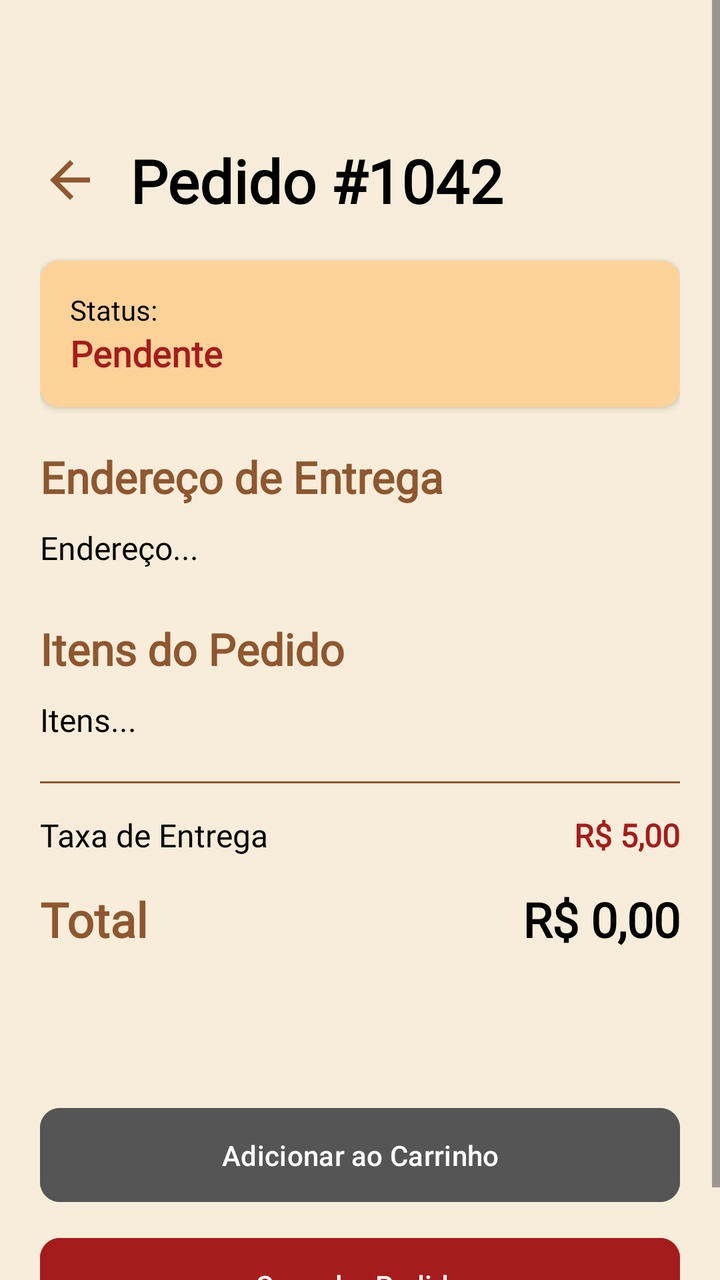
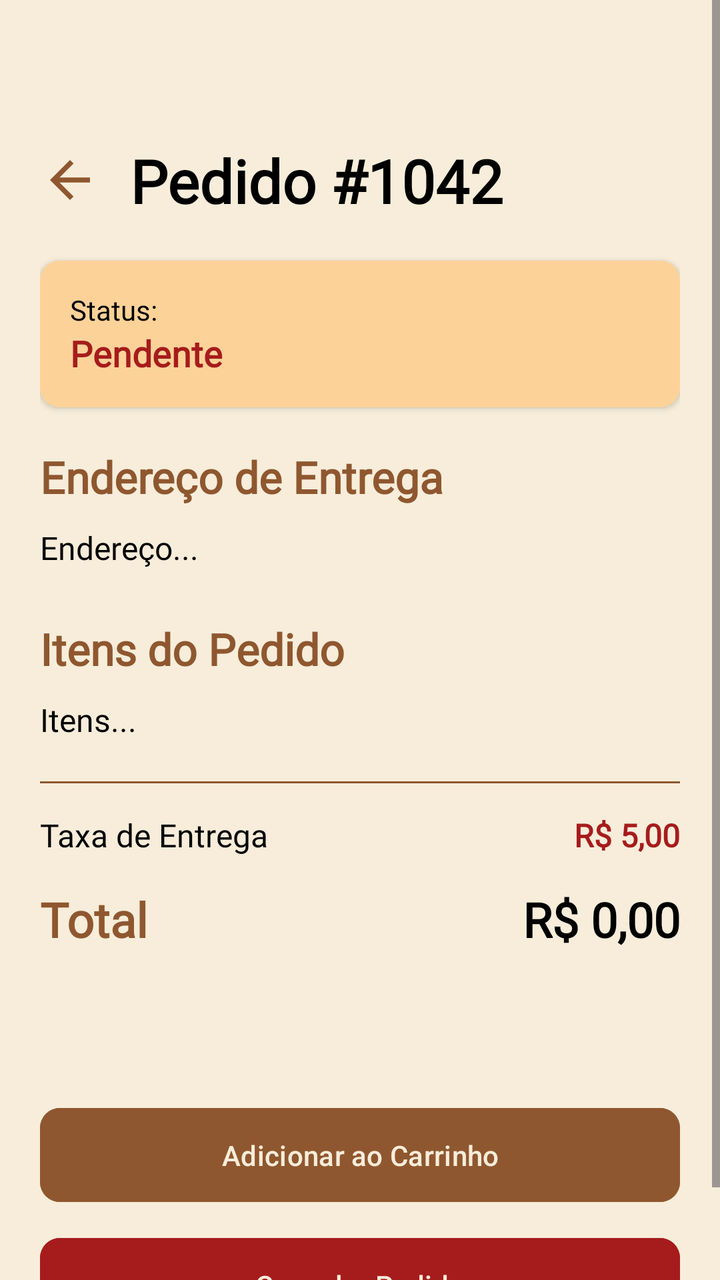

Screens rendered from an Android XML layout before and after an edit, with the pre-edit source and the edit as a unified diff.
<!-- AndroidManifest.xml: application theme Theme.VangustApp -->
<!-- res/layout/detalhes_pedidos_layout.xml -->
<?xml version="1.0" encoding="utf-8"?>
<ScrollView xmlns:android="http://schemas.android.com/apk/res/android"
    xmlns:app="http://schemas.android.com/apk/res-auto"
    xmlns:tools="http://schemas.android.com/tools"
    android:layout_width="match_parent"
    android:layout_height="match_parent"
    android:background="#F7EDDA"
    android:fillViewport="true"
    tools:context=".DetalhesPedidosActivity">

    <LinearLayout
        android:layout_marginTop="50dp"
        android:layout_width="match_parent"
        android:layout_height="wrap_content"
        android:orientation="vertical"
        android:padding="20dp">

        
        <LinearLayout
            android:layout_width="match_parent"
            android:layout_height="wrap_content"
            android:gravity="center_vertical"
            android:orientation="horizontal"
            android:layout_marginBottom="20dp">

            <ImageView
                android:id="@+id/btnVoltarDetalhes"
                android:layout_width="30dp"
                android:layout_height="30dp"
                android:src="@drawable/baseline_arrow_back"
                app:tint="#8F572F" />

            <TextView
                android:id="@+id/tvTituloPedidoDetalhes"
                android:layout_width="wrap_content"
                android:layout_height="wrap_content"
                android:layout_marginStart="15dp"
                android:fontFamily="@font/oswald_regular"
                android:text="Pedido #1042"
                android:textColor="@color/black"
                android:textSize="30sp"
                android:textStyle="bold" />
        </LinearLayout>

        
        <androidx.cardview.widget.CardView
            android:layout_width="match_parent"
            android:layout_height="wrap_content"
            android:layout_marginBottom="20dp"
            app:cardCornerRadius="10dp"
            app:cardElevation="2dp">

            <LinearLayout
                android:layout_width="match_parent"
                android:layout_height="wrap_content"
                android:background="#FCD299"
                android:padding="15dp"
                android:orientation="vertical">

                <TextView
                    android:layout_width="wrap_content"
                    android:layout_height="wrap_content"
                    android:fontFamily="@font/roboto_condensed_light"
                    android:text="Status:"
                    android:textColor="@color/black"
                    android:textSize="14sp" />

                <TextView
                    android:id="@+id/tvStatusDetalhes"
                    android:layout_width="wrap_content"
                    android:layout_height="wrap_content"
                    android:fontFamily="@font/oswald_regular"
                    android:text="Pendente"
                    android:textColor="#A61C1C"
                    android:textSize="18sp"
                    android:textStyle="bold" />
            </LinearLayout>
        </androidx.cardview.widget.CardView>

        
        <TextView
            android:layout_width="wrap_content"
            android:layout_height="wrap_content"
            android:fontFamily="@font/oswald_regular"
            android:text="Endereço de Entrega"
            android:textColor="#8F572F"
            android:textSize="22sp"
            android:textStyle="bold"
            android:layout_marginBottom="10dp"/>

        <TextView
            android:id="@+id/tvEnderecoDetalhes"
            android:layout_width="match_parent"
            android:layout_height="wrap_content"
            android:fontFamily="@font/roboto_condensed_light"
            android:text="Endereço..."
            android:textColor="@color/black"
            android:textSize="16sp"
            android:layout_marginBottom="25dp" />

        
        <TextView
            android:layout_width="wrap_content"
            android:layout_height="wrap_content"
            android:fontFamily="@font/oswald_regular"
            android:text="Itens do Pedido"
            android:textColor="#8F572F"
            android:textSize="22sp"
            android:textStyle="bold"
            android:layout_marginBottom="10dp"/>

        <TextView
            android:id="@+id/tvItensDetalhes"
            android:layout_width="match_parent"
            android:layout_height="wrap_content"
            android:fontFamily="@font/roboto_condensed_light"
            android:text="Itens..."
            android:textColor="@color/black"
            android:textSize="16sp"
            android:layout_marginBottom="20dp" />

        
        <View
            android:layout_width="match_parent"
            android:layout_height="1dp"
            android:background="#8F572F"
            android:layout_marginBottom="15dp"/>

        <LinearLayout
            android:layout_width="match_parent"
            android:layout_height="wrap_content"
            android:orientation="horizontal"
            android:layout_marginBottom="15dp">

            <TextView
                android:layout_width="0dp"
                android:layout_height="wrap_content"
                android:layout_weight="1"
                android:fontFamily="@font/roboto_condensed_light"
                android:text="Taxa de Entrega"
                android:textColor="@color/black"
                android:textSize="16sp" />

            <TextView
                android:id="@+id/tvTaxaEntregaDetalhes"
                android:layout_width="wrap_content"
                android:layout_height="wrap_content"
                android:fontFamily="@font/roboto_condensed_light"
                android:text="R$ 5,00"
                android:textColor="#A61C1C"
                android:textStyle="bold"
                android:textSize="16sp" />
        </LinearLayout>

        <LinearLayout
            android:layout_width="match_parent"
            android:layout_height="wrap_content"
            android:orientation="horizontal"
            android:layout_marginBottom="25dp">

            <TextView
                android:layout_width="0dp"
                android:layout_height="wrap_content"
                android:layout_weight="1"
                android:fontFamily="@font/oswald_regular"
                android:text="Total"
                android:textColor="#8F572F"
                android:textSize="24sp"
                android:textStyle="bold" />

            <TextView
                android:id="@+id/tvTotalDetalhes"
                android:layout_width="wrap_content"
                android:layout_height="wrap_content"
                android:fontFamily="@font/oswald_regular"
                android:text="R$ 0,00"
                android:textColor="@color/black"
                android:textSize="24sp"
                android:textStyle="bold" />
        </LinearLayout>

        <View
            android:layout_width="match_parent"
            android:layout_height="0dp"
            android:layout_weight="1" />

        
        <com.google.android.material.button.MaterialButton
            android:id="@+id/btnPedirNovamente"
            android:layout_width="match_parent"
            android:layout_height="55dp"
            android:layout_marginTop="10dp"
            android:backgroundTint="#555"
            android:text="Adicionar ao Carrinho"
            app:cornerRadius="10dp" />

        
        <com.google.android.material.button.MaterialButton
            android:id="@+id/btnCancelarPedidoDetalhes"
            android:layout_width="match_parent"
            android:layout_height="55dp"
            android:layout_marginTop="10dp"
            android:backgroundTint="#A61C1C"
            android:text="Cancelar Pedido"
            app:cornerRadius="10dp" />

    </LinearLayout>
</ScrollView>
<!-- resources referenced by this layout -->
<resources>
  <color name="black">#FF000000</color>
  <!-- drawable baseline_arrow_back (drawable) -->
  <vector xmlns:android="http://schemas.android.com/apk/res/android" android:autoMirrored="true" android:height="24dp" android:tint="#000000" android:viewportHeight="24" android:viewportWidth="24" android:width="24dp">
        
      <path android:fillColor="@android:color/white" android:pathData="M20,11H7.83l5.59,-5.59L12,4l-8,8 8,8 1.41,-1.41L7.83,13H20v-2z"/>
      
  </vector>
  <style name="Theme.VangustApp" parent="Base.Theme.VangustApp" />
  <style name="Base.Theme.VangustApp" parent="Theme.Material3.DayNight.NoActionBar">
          
          
      </style>
</resources>

<!-- the commit's change to res/layout/detalhes_pedidos_layout.xml (unified diff, before → after) -->
@@ -190,7 +190,8 @@
             android:layout_width="match_parent"
             android:layout_height="55dp"
             android:layout_marginTop="10dp"
-            android:backgroundTint="#555"
+            android:backgroundTint="#8F572F"
+            android:textColor="#F7EDDA"
             android:text="Adicionar ao Carrinho"
             app:cornerRadius="10dp" />
 
@@ -201,6 +202,7 @@
             android:layout_height="55dp"
             android:layout_marginTop="10dp"
             android:backgroundTint="#A61C1C"
+            android:textColor="#F7EDDA"
             android:text="Cancelar Pedido"
             app:cornerRadius="10dp" />
 
